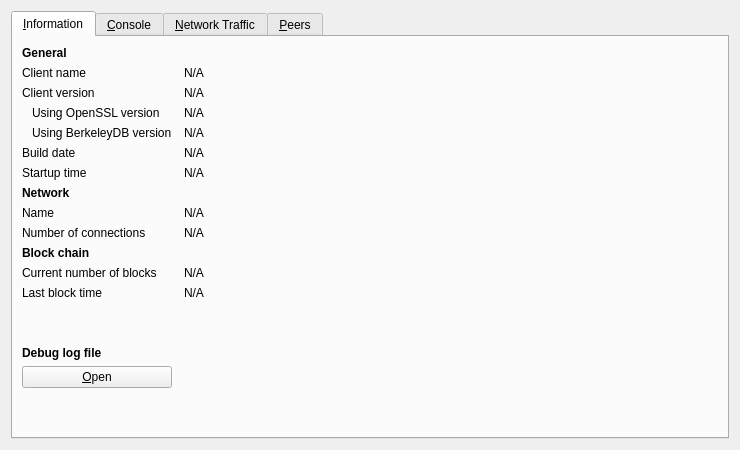
Qt form src/qt/forms/rpcconsole.ui (quark-project/quark) before a commit.
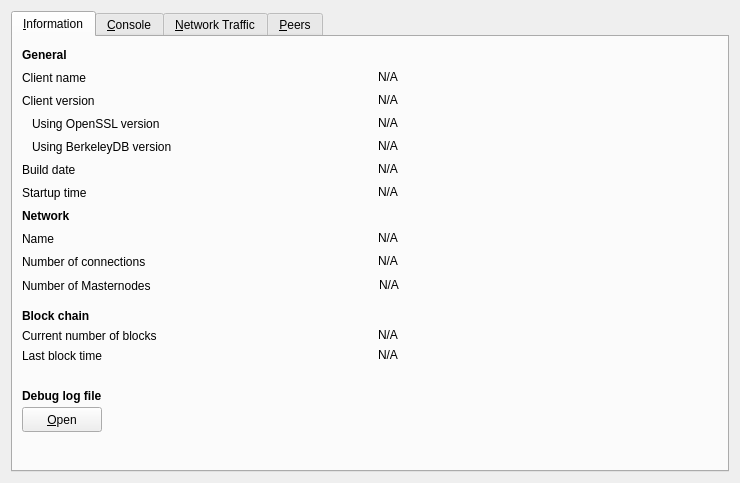
The same form after that commit. Icons and pictures are not drawn. Custom widgets are drawn as their Qt base class.

Patch:
```diff
--- a/src/qt/forms/rpcconsole.ui
+++ b/src/qt/forms/rpcconsole.ui
@@ -7,7 +7,7 @@
     <x>0</x>
     <y>0</y>
     <width>740</width>
-    <height>450</height>
+    <height>483</height>
    </rect>
   </property>
   <property name="windowTitle">
@@ -23,12 +23,15 @@
       <attribute name="title">
        <string>&amp;Information</string>
       </attribute>
-      <layout class="QGridLayout" name="gridLayout" columnstretch="0,1">
-       <property name="horizontalSpacing">
-        <number>12</number>
-       </property>
-       <item row="0" column="0">
         <widget class="QLabel" name="label_9">
+       <property name="geometry">
+        <rect>
+         <x>9</x>
+         <y>9</y>
+         <width>351</width>
+         <height>17</height>
+        </rect>
+       </property>
          <property name="font">
           <font>
            <weight>75</weight>
@@ -39,16 +42,28 @@
           <string>General</string>
          </property>
         </widget>
-       </item>
-       <item row="1" column="0">
         <widget class="QLabel" name="label_5">
+       <property name="geometry">
+        <rect>
+         <x>9</x>
+         <y>32</y>
+         <width>351</width>
+         <height>17</height>
+        </rect>
+       </property>
          <property name="text">
           <string>Client name</string>
          </property>
         </widget>
-       </item>
-       <item row="1" column="1">
         <widget class="QLabel" name="clientName">
+       <property name="geometry">
+        <rect>
+         <x>365</x>
+         <y>32</y>
+         <width>341</width>
+         <height>17</height>
+        </rect>
+       </property>
          <property name="cursor">
           <cursorShape>IBeamCursor</cursorShape>
          </property>
@@ -62,16 +77,28 @@
           <set>Qt::LinksAccessibleByMouse|Qt::TextSelectableByKeyboard|Qt::TextSelectableByMouse</set>
          </property>
         </widget>
-       </item>
-       <item row="2" column="0">
         <widget class="QLabel" name="label_6">
+       <property name="geometry">
+        <rect>
+         <x>9</x>
+         <y>55</y>
+         <width>351</width>
+         <height>17</height>
+        </rect>
+       </property>
          <property name="text">
           <string>Client version</string>
          </property>
         </widget>
-       </item>
-       <item row="2" column="1">
         <widget class="QLabel" name="clientVersion">
+       <property name="geometry">
+        <rect>
+         <x>365</x>
+         <y>55</y>
+         <width>341</width>
+         <height>17</height>
+        </rect>
+       </property>
          <property name="cursor">
           <cursorShape>IBeamCursor</cursorShape>
          </property>
@@ -85,9 +112,15 @@
           <set>Qt::LinksAccessibleByMouse|Qt::TextSelectableByKeyboard|Qt::TextSelectableByMouse</set>
          </property>
         </widget>
-       </item>
-       <item row="3" column="0">
         <widget class="QLabel" name="label_14">
+       <property name="geometry">
+        <rect>
+         <x>9</x>
+         <y>78</y>
+         <width>351</width>
+         <height>17</height>
+        </rect>
+       </property>
          <property name="text">
           <string>Using OpenSSL version</string>
          </property>
@@ -95,9 +128,15 @@
           <number>10</number>
          </property>
         </widget>
-       </item>
-       <item row="3" column="1">
         <widget class="QLabel" name="openSSLVersion">
+       <property name="geometry">
+        <rect>
+         <x>365</x>
+         <y>78</y>
+         <width>341</width>
+         <height>17</height>
+        </rect>
+       </property>
          <property name="cursor">
           <cursorShape>IBeamCursor</cursorShape>
          </property>
@@ -111,9 +150,15 @@
           <set>Qt::LinksAccessibleByMouse|Qt::TextSelectableByKeyboard|Qt::TextSelectableByMouse</set>
          </property>
         </widget>
-       </item>
-       <item row="4" column="0">
         <widget class="QLabel" name="label_berkeleyDBVersion">
+       <property name="geometry">
+        <rect>
+         <x>9</x>
+         <y>101</y>
+         <width>351</width>
+         <height>17</height>
+        </rect>
+       </property>
          <property name="text">
           <string>Using BerkeleyDB version</string>
          </property>
@@ -121,9 +166,15 @@
           <number>10</number>
          </property>
         </widget>
-       </item>
-       <item row="4" column="1">
         <widget class="QLabel" name="berkeleyDBVersion">
+       <property name="geometry">
+        <rect>
+         <x>365</x>
+         <y>101</y>
+         <width>341</width>
+         <height>17</height>
+        </rect>
+       </property>
          <property name="cursor">
           <cursorShape>IBeamCursor</cursorShape>
          </property>
@@ -137,16 +188,28 @@
           <set>Qt::LinksAccessibleByMouse|Qt::TextSelectableByKeyboard|Qt::TextSelectableByMouse</set>
          </property>
         </widget>
-       </item>
-       <item row="5" column="0">
         <widget class="QLabel" name="label_12">
+       <property name="geometry">
+        <rect>
+         <x>9</x>
+         <y>124</y>
+         <width>351</width>
+         <height>17</height>
+        </rect>
+       </property>
          <property name="text">
           <string>Build date</string>
          </property>
         </widget>
-       </item>
-       <item row="5" column="1">
         <widget class="QLabel" name="buildDate">
+       <property name="geometry">
+        <rect>
+         <x>365</x>
+         <y>124</y>
+         <width>341</width>
+         <height>17</height>
+        </rect>
+       </property>
          <property name="cursor">
           <cursorShape>IBeamCursor</cursorShape>
          </property>
@@ -160,16 +223,28 @@
           <set>Qt::LinksAccessibleByMouse|Qt::TextSelectableByKeyboard|Qt::TextSelectableByMouse</set>
          </property>
         </widget>
-       </item>
-       <item row="6" column="0">
         <widget class="QLabel" name="label_13">
+       <property name="geometry">
+        <rect>
+         <x>9</x>
+         <y>147</y>
+         <width>341</width>
+         <height>17</height>
+        </rect>
+       </property>
          <property name="text">
           <string>Startup time</string>
          </property>
         </widget>
-       </item>
-       <item row="6" column="1">
         <widget class="QLabel" name="startupTime">
+       <property name="geometry">
+        <rect>
+         <x>365</x>
+         <y>147</y>
+         <width>341</width>
+         <height>17</height>
+        </rect>
+       </property>
          <property name="cursor">
           <cursorShape>IBeamCursor</cursorShape>
          </property>
@@ -183,9 +258,15 @@
           <set>Qt::LinksAccessibleByMouse|Qt::TextSelectableByKeyboard|Qt::TextSelectableByMouse</set>
          </property>
         </widget>
-       </item>
-       <item row="7" column="0">
         <widget class="QLabel" name="label_11">
+       <property name="geometry">
+        <rect>
+         <x>9</x>
+         <y>170</y>
+         <width>291</width>
+         <height>17</height>
+        </rect>
+       </property>
          <property name="font">
           <font>
            <weight>75</weight>
@@ -196,16 +277,28 @@
           <string>Network</string>
          </property>
         </widget>
-       </item>
-       <item row="8" column="0">
         <widget class="QLabel" name="label_8">
+       <property name="geometry">
+        <rect>
+         <x>9</x>
+         <y>193</y>
+         <width>341</width>
+         <height>17</height>
+        </rect>
+       </property>
          <property name="text">
           <string>Name</string>
          </property>
         </widget>
-       </item>
-       <item row="8" column="1">
         <widget class="QLabel" name="networkName">
+       <property name="geometry">
+        <rect>
+         <x>365</x>
+         <y>193</y>
+         <width>341</width>
+         <height>17</height>
+        </rect>
+       </property>
          <property name="cursor">
           <cursorShape>IBeamCursor</cursorShape>
          </property>
@@ -219,16 +312,28 @@
           <set>Qt::LinksAccessibleByMouse|Qt::TextSelectableByKeyboard|Qt::TextSelectableByMouse</set>
          </property>
         </widget>
-       </item>
-       <item row="9" column="0">
         <widget class="QLabel" name="label_7">
+       <property name="geometry">
+        <rect>
+         <x>9</x>
+         <y>216</y>
+         <width>341</width>
+         <height>17</height>
+        </rect>
+       </property>
          <property name="text">
           <string>Number of connections</string>
          </property>
         </widget>
-       </item>
-       <item row="9" column="1">
         <widget class="QLabel" name="numberOfConnections">
+       <property name="geometry">
+        <rect>
+         <x>365</x>
+         <y>216</y>
+         <width>341</width>
+         <height>17</height>
+        </rect>
+       </property>
          <property name="cursor">
           <cursorShape>IBeamCursor</cursorShape>
          </property>
@@ -242,9 +347,15 @@
           <set>Qt::LinksAccessibleByMouse|Qt::TextSelectableByKeyboard|Qt::TextSelectableByMouse</set>
          </property>
         </widget>
-       </item>
-       <item row="10" column="0">
         <widget class="QLabel" name="label_10">
+       <property name="geometry">
+        <rect>
+         <x>9</x>
+         <y>270</y>
+         <width>351</width>
+         <height>17</height>
+        </rect>
+       </property>
          <property name="font">
           <font>
            <weight>75</weight>
@@ -255,16 +366,28 @@
           <string>Block chain</string>
          </property>
         </widget>
-       </item>
-       <item row="11" column="0">
         <widget class="QLabel" name="label_3">
+       <property name="geometry">
+        <rect>
+         <x>9</x>
+         <y>290</y>
+         <width>351</width>
+         <height>17</height>
+        </rect>
+       </property>
          <property name="text">
           <string>Current number of blocks</string>
          </property>
         </widget>
-       </item>
-       <item row="11" column="1">
         <widget class="QLabel" name="numberOfBlocks">
+       <property name="geometry">
+        <rect>
+         <x>365</x>
+         <y>290</y>
+         <width>341</width>
+         <height>17</height>
+        </rect>
+       </property>
          <property name="cursor">
           <cursorShape>IBeamCursor</cursorShape>
          </property>
@@ -278,16 +401,28 @@
           <set>Qt::LinksAccessibleByMouse|Qt::TextSelectableByKeyboard|Qt::TextSelectableByMouse</set>
          </property>
         </widget>
-       </item>
-       <item row="12" column="0">
         <widget class="QLabel" name="label_2">
+       <property name="geometry">
+        <rect>
+         <x>9</x>
+         <y>310</y>
+         <width>351</width>
+         <height>17</height>
+        </rect>
+       </property>
          <property name="text">
           <string>Last block time</string>
          </property>
         </widget>
-       </item>
-       <item row="12" column="1">
         <widget class="QLabel" name="lastBlockTime">
+       <property name="geometry">
+        <rect>
+         <x>365</x>
+         <y>310</y>
+         <width>341</width>
+         <height>17</height>
+        </rect>
+       </property>
          <property name="cursor">
           <cursorShape>IBeamCursor</cursorShape>
          </property>
@@ -301,22 +436,15 @@
           <set>Qt::LinksAccessibleByMouse|Qt::TextSelectableByKeyboard|Qt::TextSelectableByMouse</set>
          </property>
         </widget>
-       </item>
-       <item row="13" column="0">
-        <spacer name="verticalSpacer_2">
-         <property name="orientation">
-          <enum>Qt::Vertical</enum>
-         </property>
-         <property name="sizeHint" stdset="0">
-          <size>
-           <width>20</width>
-           <height>20</height>
-          </size>
-         </property>
-        </spacer>
-       </item>
-       <item row="14" column="0">
         <widget class="QLabel" name="labelDebugLogfile">
+       <property name="geometry">
+        <rect>
+         <x>9</x>
+         <y>350</y>
+         <width>101</width>
+         <height>17</height>
+        </rect>
+       </property>
          <property name="font">
           <font>
            <weight>75</weight>
@@ -327,9 +455,15 @@
           <string>Debug log file</string>
          </property>
         </widget>
-       </item>
-       <item row="15" column="0">
         <widget class="QPushButton" name="openDebugLogfileButton">
+       <property name="geometry">
+        <rect>
+         <x>9</x>
+         <y>370</y>
+         <width>80</width>
+         <height>25</height>
+        </rect>
+       </property>
          <property name="toolTip">
           <string>Open the Quark debug log file from the current data directory. This can take a few seconds for large log files.</string>
          </property>
@@ -340,21 +474,41 @@
           <bool>false</bool>
          </property>
         </widget>
-       </item>
-       <item row="16" column="0">
-        <spacer name="verticalSpacer">
-         <property name="orientation">
-          <enum>Qt::Vertical</enum>
-         </property>
-         <property name="sizeHint" stdset="0">
-          <size>
-           <width>20</width>
-           <height>40</height>
-          </size>
-         </property>
-        </spacer>
-       </item>
-      </layout>
+      <widget class="QLabel" name="masternodeCountLabel">
+       <property name="geometry">
+        <rect>
+         <x>9</x>
+         <y>240</y>
+         <width>359</width>
+         <height>17</height>
+        </rect>
+       </property>
+       <property name="text">
+        <string>Number of Masternodes</string>
+       </property>
+      </widget>
+      <widget class="QLabel" name="masternodeCount">
+       <property name="geometry">
+        <rect>
+         <x>366</x>
+         <y>240</y>
+         <width>341</width>
+         <height>17</height>
+        </rect>
+       </property>
+       <property name="cursor">
+        <cursorShape>IBeamCursor</cursorShape>
+       </property>
+       <property name="text">
+        <string>N/A</string>
+       </property>
+       <property name="textFormat">
+        <enum>Qt::PlainText</enum>
+       </property>
+       <property name="textInteractionFlags">
+        <set>Qt::LinksAccessibleByMouse|Qt::TextSelectableByKeyboard|Qt::TextSelectableByMouse</set>
+       </property>
+      </widget>
      </widget>
      <widget class="QWidget" name="tab_console">
       <attribute name="title">
```
Left out of the diff: 6 changed lines with no effect on the pictures. Lines whose indentation alone changed are shown as unchanged.
